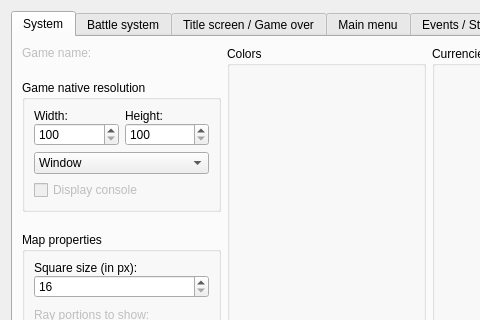
First picture: the form in Dialogs/dialogsystems.ui, repository RPG-Paper-Maker/RPG-Paper-Maker, before the edit; both pictures show x 0 to 480 and y 0 to 320 of the 857 by 753 pixel window.
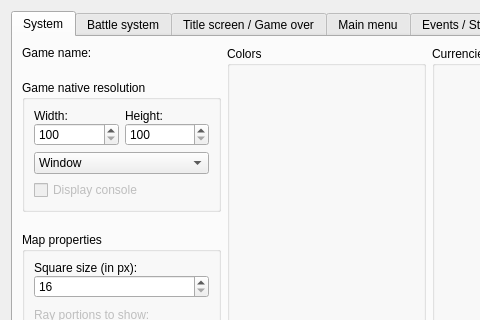
Second picture: the form after the edit. Custom widgets are drawn as their Qt base class.

The edit to the form file:
```diff
--- a/Dialogs/dialogsystems.ui
+++ b/Dialogs/dialogsystems.ui
@@ -56,7 +56,7 @@
                <item>
                 <widget class="QLabel" name="label_3">
                  <property name="enabled">
-                  <bool>false</bool>
+                  <bool>true</bool>
                  </property>
                  <property name="text">
                   <string>Game name:</string>
```
Left out of the diff: 2 changed lines with no effect on the pictures.
